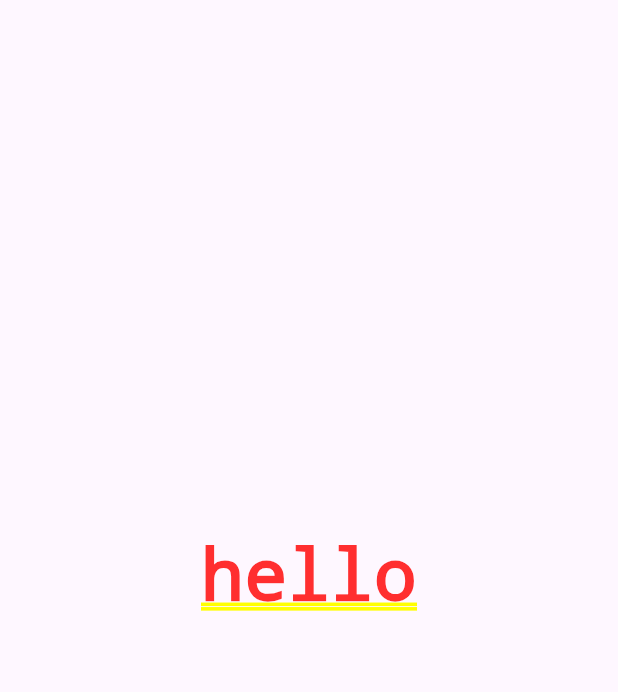
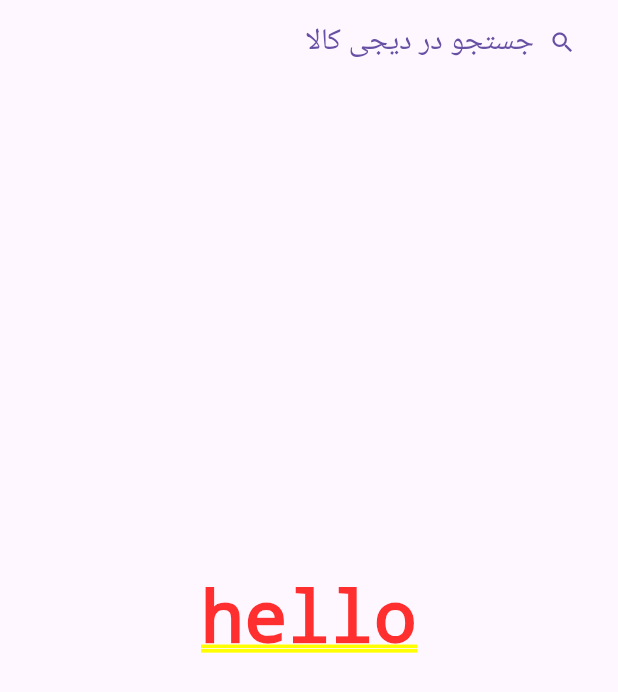
Before and after one commit to pouyan234P/digikalaapp, a Flutter app: the screen it shows after launch, on a phone screen of 412 x 824 dp. Shown: the top 692 px of the screen. Run offline on Flutter 3.47's test engine with Material 3 defaults, Android fonts, the phone set to English and light mode, and no system bars.

Commit message:
add navigation and search box

```diff
--- a/lib/View/Home.dart
+++ b/lib/View/Home.dart
@@ -4,27 +4,36 @@ class Home extends StatelessWidget
   @override
   Widget build(BuildContext context) {
     return Scaffold(
+      appBar:AppBar(title: TextButton(
+        onPressed: () {},
+        child: const Row(
+            mainAxisAlignment: MainAxisAlignment.end,
+          children: [
+            Text('جستجو در دیجی کالا',style: TextStyle(fontSize: 20),),
+            // Add spacing between the icon and text
+            SizedBox(width: 10),
+            Icon(Icons.search),
+          ],
+        ),
+      ),
+      ),
       body: MyHome(),
       bottomNavigationBar:BottomNavigationBar
         (
-
-        items: [
+        items: const [
+          BottomNavigationBarItem(icon: Icon(Icons.supervisor_account_rounded),
+          label: 'Profile',
+          backgroundColor: Colors.white70),
+          BottomNavigationBarItem(icon: Icon(Icons.shopping_cart),
+              label: 'Shoppingcart',
+              backgroundColor: Colors.white70),
+          BottomNavigationBarItem(icon: Icon(Icons.category),
+              label: 'Category',
+              backgroundColor: Colors.white70),
           BottomNavigationBarItem(
               icon: Icon(Icons.home),
               label: "Home",
               backgroundColor: Colors.white70
-          ),
-          BottomNavigationBarItem(
-              icon: Icon(Icons.home),
-              label: "Home"
-          ),
-          BottomNavigationBarItem(
-              icon: Icon(Icons.shopping_cart),
-              label: "Home"
-          ),
-          BottomNavigationBarItem(
-              icon: Icon(Icons.supervisor_account_rounded),
-              label: "Home"
           ),
         ],
       ),
@@ -40,6 +49,7 @@ class MyHome extends StatelessWidget{
       home: Center(
         child: Text('hello'),
       ),
+      debugShowCheckedModeBanner: false,
     );
   }
 
--- a/lib/main.dart
+++ b/lib/main.dart
@@ -15,6 +15,7 @@ class Myapp extends StatelessWidget
       routes: {
         '/':(context)=>Home()
       },
+      debugShowCheckedModeBanner: false,
     );
   }
 
```
